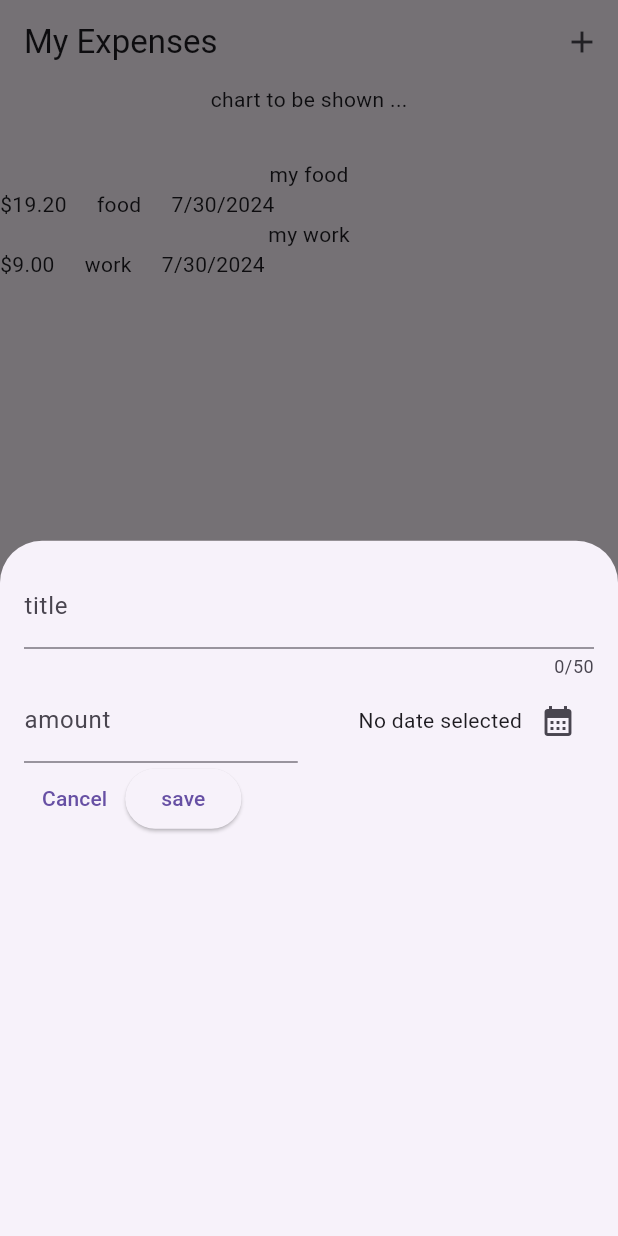
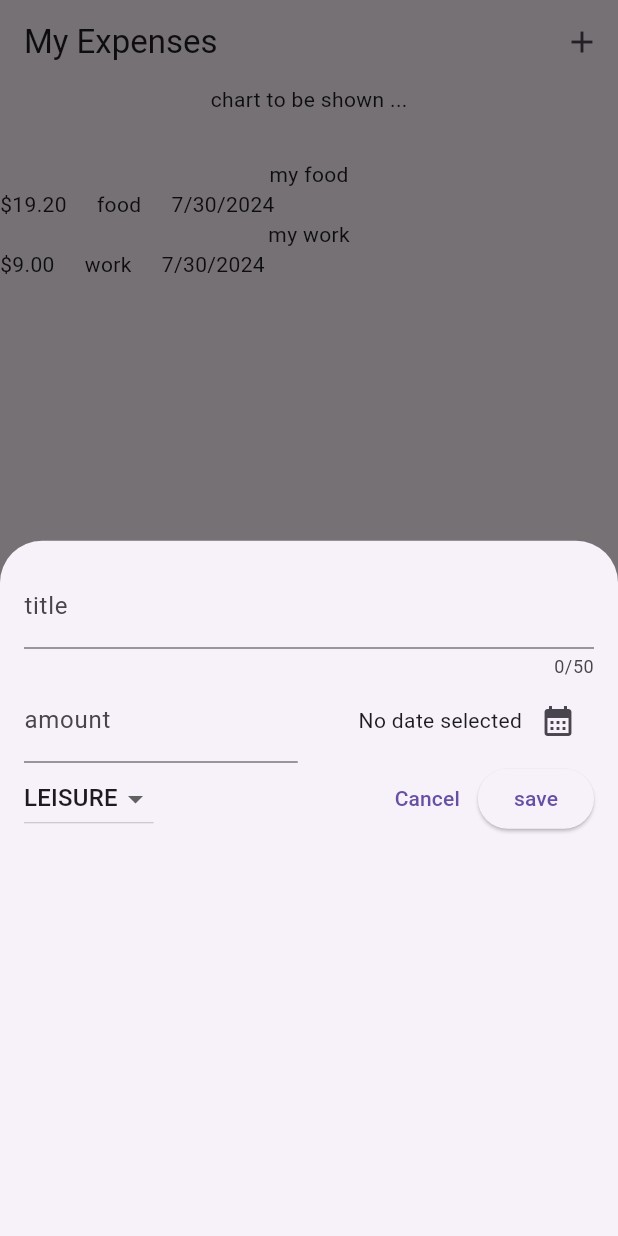
Before and after one commit to AiExpert1985/expenses-flutter-course, a Flutter app: the screen it shows after launch, after a tap on the "add" icon, on a phone screen of 412 x 824 dp. Run offline on Flutter 3.47's test engine with Material 3 defaults, Android fonts, the phone set to English and light mode, and no system bars.

Commit message:
end of 30 work

```diff
--- a/lib/widgets/new_expense.dart
+++ b/lib/widgets/new_expense.dart
@@ -20,6 +20,7 @@ class _NewExpenseState extends State<NewExpense> {
   final _titleController = TextEditingController();
   final _amountController = TextEditingController();
   DateTime? _selectedDate;
+  Category _selectedCategory = Category.leisure;
 
   @override
   void dispose() {
@@ -47,7 +48,7 @@ class _NewExpenseState extends State<NewExpense> {
       Expense(
         title: _titleController.text,
         amount: double.tryParse(_amountController.text)!,
-        category: Category.food,
+        category: _selectedCategory,
         date: _selectedDate!,
       ),
     );
@@ -101,10 +102,30 @@ class _NewExpenseState extends State<NewExpense> {
           ),
           Row(
             children: [
+              DropdownButton(
+                value: _selectedCategory,
+                items: Category.values
+                    .map(
+                      (category) => DropdownMenuItem(
+                        value: category,
+                        child: Text(
+                          category.name.toUpperCase(),
+                        ),
+                      ),
+                    )
+                    .toList(),
+                onChanged: (value) {
+                  if (value == null) {
+                    return;
+                  }
+                  setState(() {
+                    _selectedCategory = value;
+                  });
+                },
+              ),
+              const Spacer(),
               TextButton(
-                onPressed: () {
-                  Navigator.pop(context);
-                },
+                onPressed: () => Navigator.pop(context),
                 child: const Text('Cancel'),
               ),
               ElevatedButton(
```
